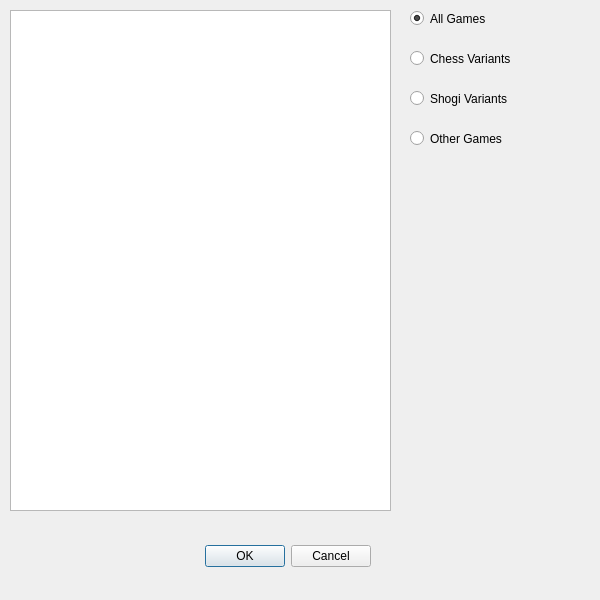
Qt form variantdialog.ui (fire-lizard/QBoard) before a commit.
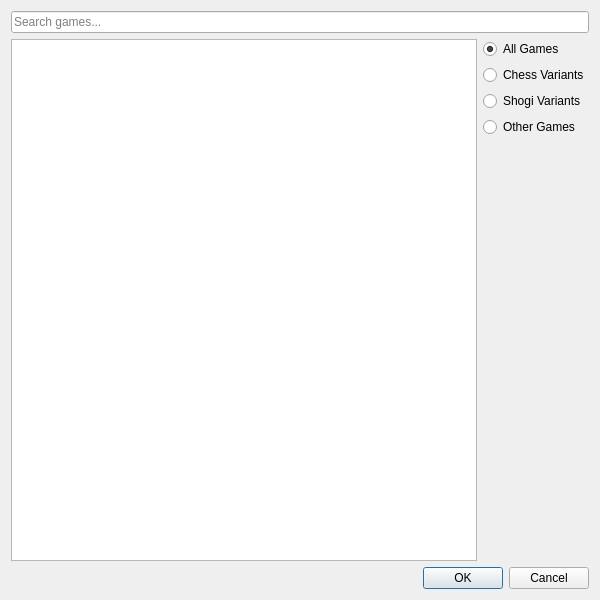
The same form after that commit.

The edit to the form file:
```diff
--- a/variantdialog.ui
+++ b/variantdialog.ui
@@ -13,41 +13,26 @@
   <property name="windowTitle">
    <string>Select Board Game Variant</string>
   </property>
-  <widget class="QDialogButtonBox" name="buttonBox">
-   <property name="geometry">
-    <rect>
-     <x>30</x>
-     <y>540</y>
-     <width>341</width>
-     <height>32</height>
-    </rect>
-   </property>
-   <property name="orientation">
-    <enum>Qt::Horizontal</enum>
-   </property>
-   <property name="standardButtons">
-    <set>QDialogButtonBox::Cancel|QDialogButtonBox::Ok</set>
-   </property>
-  </widget>
-  <widget class="QListWidget" name="variantList">
-   <property name="geometry">
-    <rect>
-     <x>10</x>
-     <y>10</y>
-     <width>381</width>
-     <height>501</height>
-    </rect>
-   </property>
-  </widget>
+  <layout class="QVBoxLayout" name="verticalLayout">
+   <item>
+    <widget class="QLineEdit" name="searchLineEdit">
+     <property name="placeholderText">
+      <string>Search games...</string>
+     </property>
+     <property name="clearButtonEnabled">
+      <bool>true</bool>
+     </property>
+    </widget>
+   </item>
+   <item>
+    <layout class="QHBoxLayout" name="horizontalLayout">
+     <item>
+      <widget class="QListWidget" name="variantList"/>
+     </item>
+     <item>
+      <layout class="QVBoxLayout" name="filterLayout">
+       <item>
   <widget class="QRadioButton" name="allGamesRadioButton">
-   <property name="geometry">
-    <rect>
-     <x>410</x>
-     <y>10</y>
-     <width>100</width>
-     <height>17</height>
-    </rect>
-   </property>
    <property name="text">
     <string>All Games</string>
    </property>
@@ -55,45 +40,56 @@
     <bool>true</bool>
    </property>
   </widget>
+       </item>
+       <item>
   <widget class="QRadioButton" name="chessGamesRadioButton">
-   <property name="geometry">
-    <rect>
-     <x>410</x>
-     <y>50</y>
-     <width>100</width>
-     <height>17</height>
-    </rect>
-   </property>
    <property name="text">
     <string>Chess Variants</string>
    </property>
   </widget>
+       </item>
+       <item>
   <widget class="QRadioButton" name="shogiGamesRadioButton">
-   <property name="geometry">
-    <rect>
-     <x>410</x>
-     <y>90</y>
-     <width>100</width>
-     <height>17</height>
-    </rect>
-   </property>
    <property name="text">
     <string>Shogi Variants</string>
    </property>
   </widget>
+       </item>
+       <item>
   <widget class="QRadioButton" name="otherGamesRadioButton">
-   <property name="geometry">
-    <rect>
-     <x>410</x>
-     <y>130</y>
-     <width>100</width>
-     <height>17</height>
-    </rect>
-   </property>
    <property name="text">
     <string>Other Games</string>
    </property>
   </widget>
+       </item>
+       <item>
+        <spacer name="verticalSpacer">
+         <property name="orientation">
+          <enum>Qt::Vertical</enum>
+         </property>
+         <property name="sizeHint" stdset="0">
+          <size>
+           <width>20</width>
+           <height>40</height>
+          </size>
+         </property>
+        </spacer>
+       </item>
+      </layout>
+     </item>
+    </layout>
+   </item>
+   <item>
+    <widget class="QDialogButtonBox" name="buttonBox">
+     <property name="orientation">
+      <enum>Qt::Horizontal</enum>
+     </property>
+     <property name="standardButtons">
+      <set>QDialogButtonBox::Cancel|QDialogButtonBox::Ok</set>
+     </property>
+    </widget>
+   </item>
+  </layout>
  </widget>
  <resources/>
  <connections>
```
Lines whose indentation alone changed are shown as unchanged.
